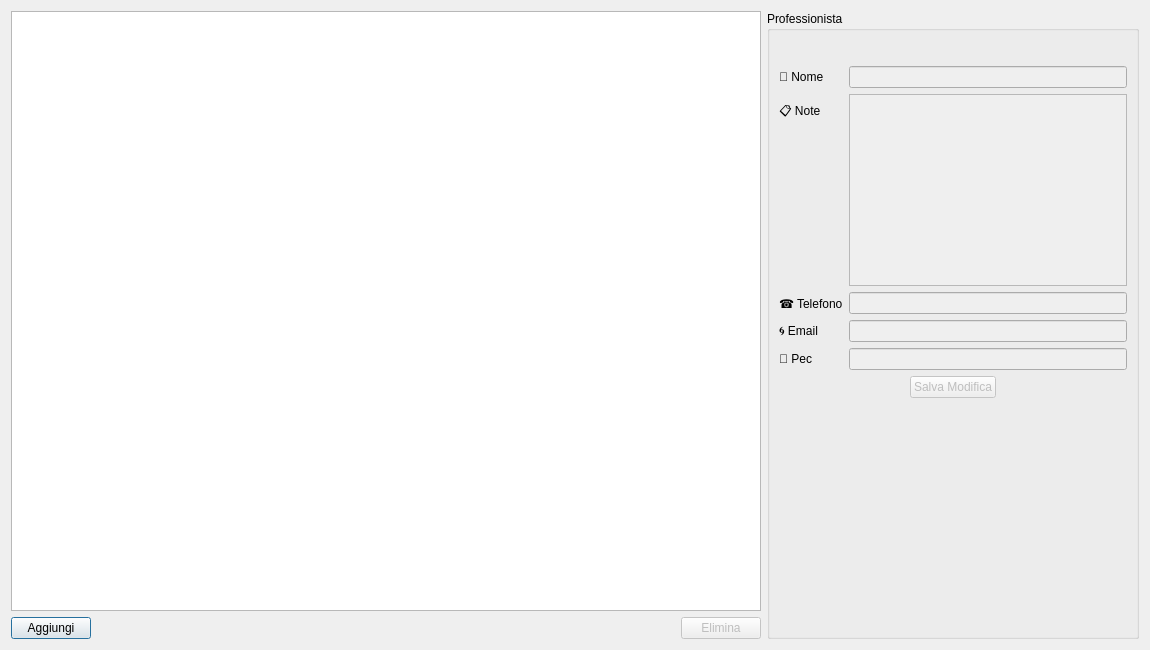
Old version of the form professionisti.ui in the repository tarateo78/Praticometro.
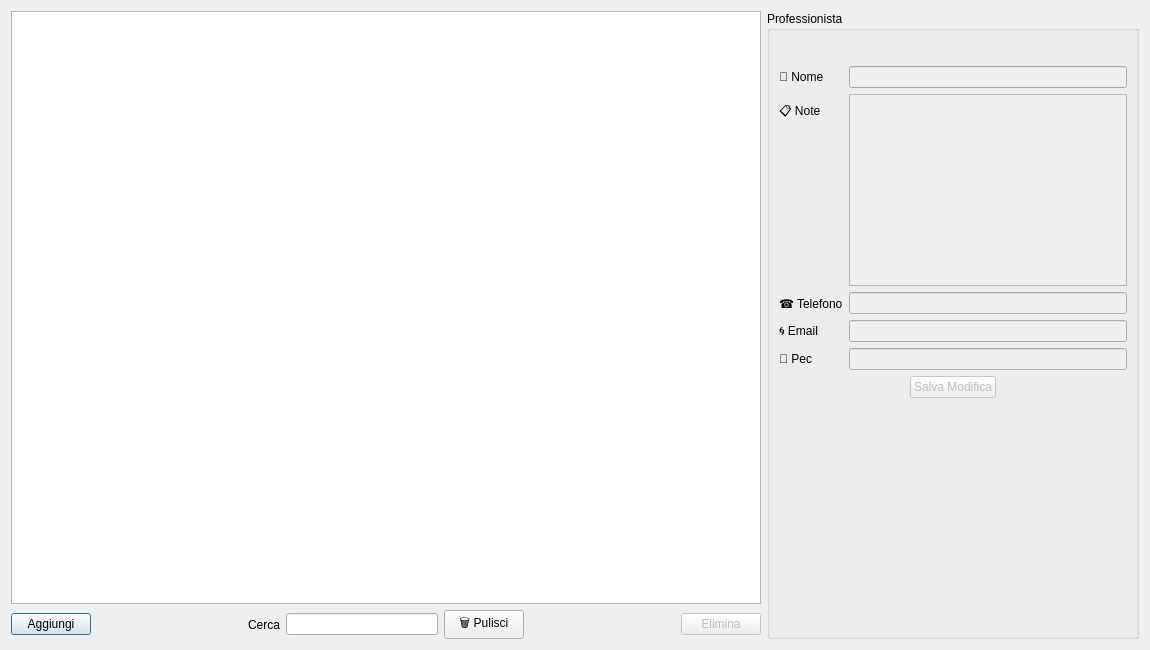
New version of the form. Icons and pictures are not drawn.

Commit message: Agg Cerca in Imprese e Professionisti + Aggiustamenti

Diff of the .ui file:
```diff
--- a/professionisti.ui
+++ b/professionisti.ui
@@ -54,6 +54,36 @@
          </property>
         </spacer>
        </item>
+       <item>
+        <widget class="QLabel" name="label_7">
+         <property name="text">
+          <string>Cerca</string>
+         </property>
+        </widget>
+       </item>
+       <item>
+        <widget class="QLineEdit" name="cercaEdit"/>
+       </item>
+       <item>
+        <widget class="QPushButton" name="btnClear">
+         <property name="text">
+          <string>🗑 Pulisci</string>
+         </property>
+        </widget>
+       </item>
+       <item>
+        <spacer name="horizontalSpacer_5">
+         <property name="orientation">
+          <enum>Qt::Horizontal</enum>
+         </property>
+         <property name="sizeHint" stdset="0">
+          <size>
+           <width>40</width>
+           <height>20</height>
+          </size>
+         </property>
+        </spacer>
+       </item>
        <item>
         <widget class="QPushButton" name="btnElimina">
          <property name="enabled">
@@ -91,6 +121,12 @@
         </item>
         <item>
          <widget class="QLabel" name="label_6">
+          <property name="minimumSize">
+           <size>
+            <width>0</width>
+            <height>0</height>
+           </size>
+          </property>
           <property name="text">
            <string/>
           </property>
```
Left out of the diff: 15 changed lines with no effect on the pictures. The commit also changes 11 other files.
